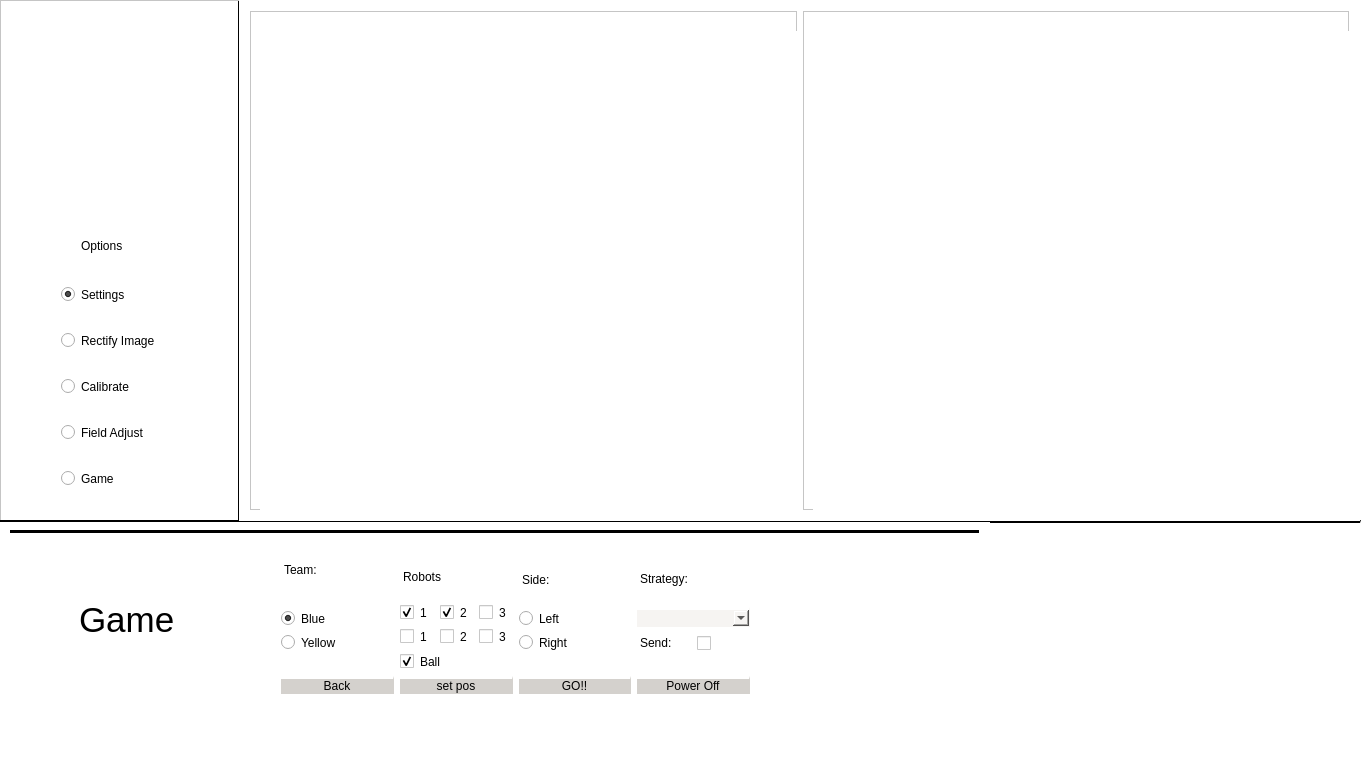
Qt form Interface/mainwindow.ui (psenna/RobokVSS_A) before a commit.
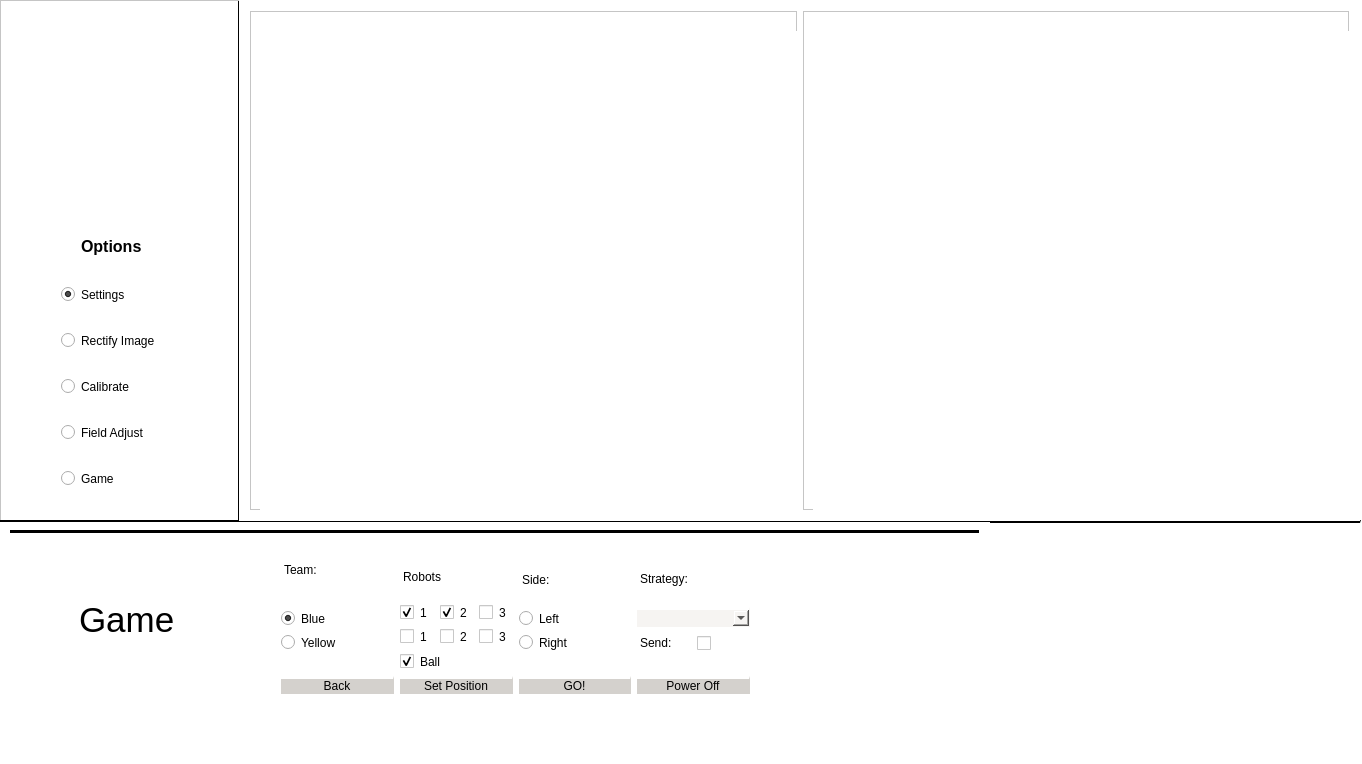
The same form after that commit. The open tabs and pages were chosen to show the change. Icons and pictures are not drawn.

What changed in the file:
```diff
--- a/Interface/mainwindow.ui
+++ b/Interface/mainwindow.ui
@@ -74,6 +74,13 @@
         </item>
         <item>
          <widget class="QLabel" name="label">
+          <property name="font">
+           <font>
+            <pointsize>12</pointsize>
+            <weight>75</weight>
+            <bold>true</bold>
+           </font>
+          </property>
           <property name="text">
            <string>Options</string>
           </property>
@@ -1427,7 +1434,7 @@
               <string notr="true">background-color: rgb(212, 209, 205);</string>
              </property>
              <property name="text">
-              <string>set pos</string>
+              <string>Set Position</string>
              </property>
             </widget>
            </item>
@@ -1437,7 +1444,7 @@
               <string notr="true">background-color: rgb(212, 209, 205);</string>
              </property>
              <property name="text">
-              <string>GO!!</string>
+              <string>GO!</string>
              </property>
             </widget>
            </item>
```
Left out of the diff: 36 changed lines with no effect on the pictures.
